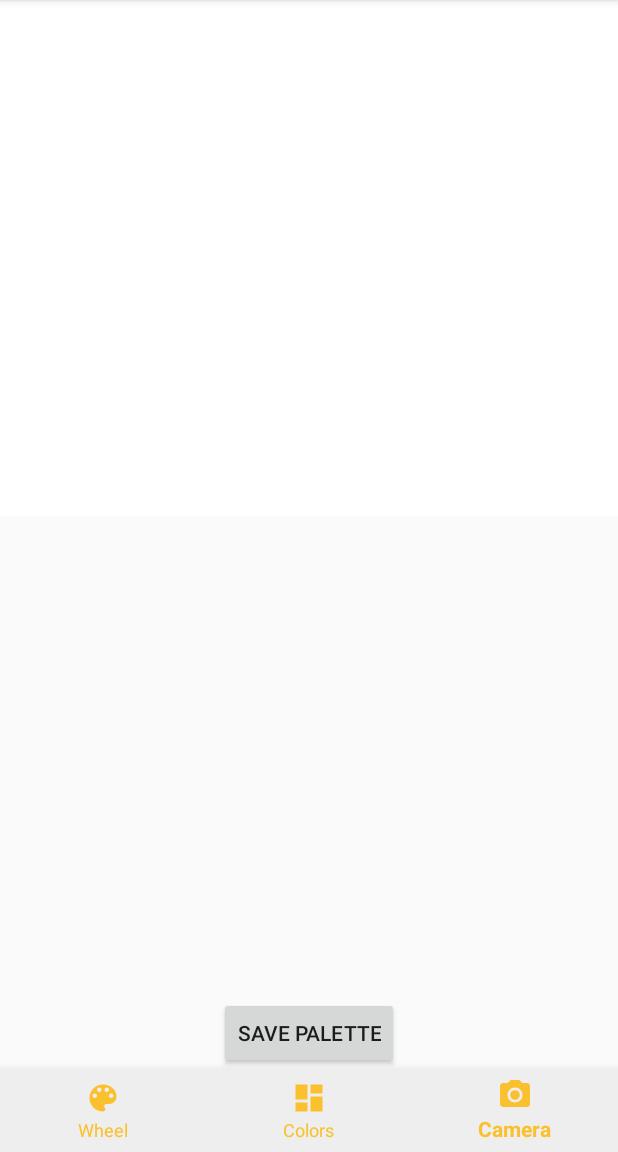
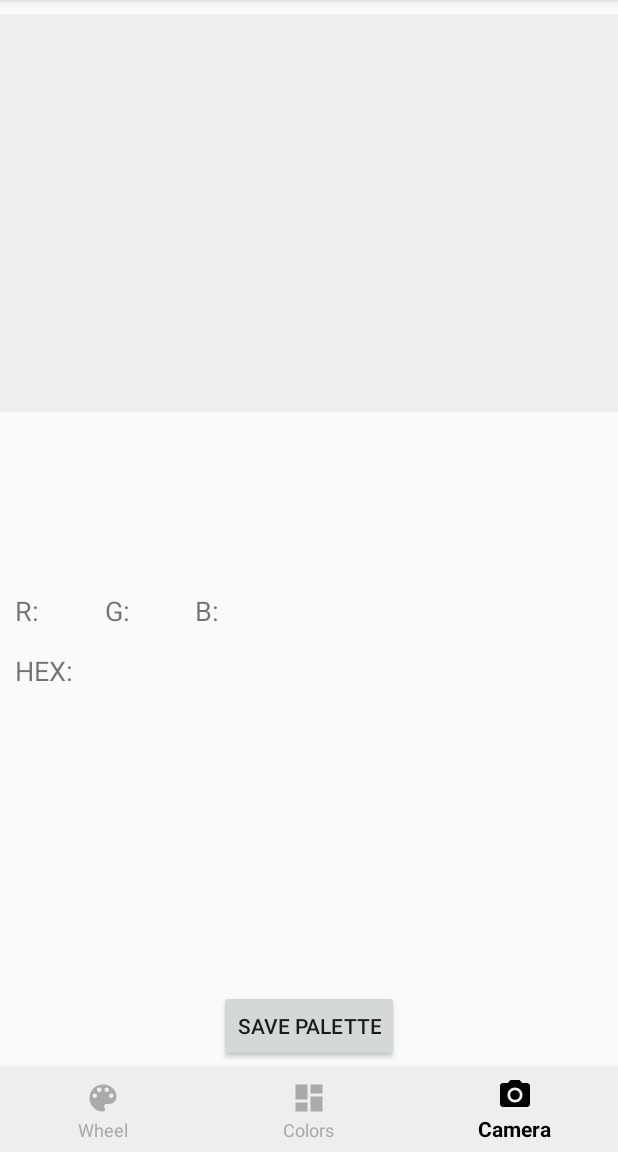
Before and after one commit to VishBK/PrettyColors, an Android app: the screen it shows after launch (MainActivity), item 3 of the bottom bar chosen, on a phone screen of 412 x 824 dp, the part 84-1236 px from its top. Run offline under Robolectric (Android 15) with nearby library versions, the phone set to English and light mode, and no system bars; our stand-ins replace Volley.

Commit message:
ColorViews are Squares, fixed bugs
Colors are now shown as squares with margins in between. Fixed recycler view going behind top bar and bottom bar. Color name now has a shadow for visibility. Fixed bottom bar color

```diff
--- a/app/src/main/java/com/example/vishk/prettycolors/CameraFragment.java
+++ b/app/src/main/java/com/example/vishk/prettycolors/CameraFragment.java
@@ -8,6 +8,7 @@ import android.graphics.Matrix;
 import android.os.Bundle;
 import android.provider.MediaStore;
 import android.support.v4.app.Fragment;
+import android.util.Log;
 import android.view.LayoutInflater;
 import android.view.MotionEvent;
 import android.view.View;
@@ -28,10 +29,9 @@ public class CameraFragment extends Fragment implements View.OnTouchListener {
 
     static final int REQUEST_IMAGE_CAPTURE = 1;
     private ImageView mCameraImage;
-    private TextView mHexResult;
+    private TextView mHexValue, mRValue, mGValue, mBValue;
     private View mColorView1, mColorView2, mColorView3;
     private Bitmap mImageBitmap;
-    private Button saveButton;
     private float[] hsv1, hsv2, hsv3;
     public PaletteItem palette;
 
@@ -44,13 +44,16 @@ public class CameraFragment extends Fragment implements View.OnTouchListener {
     public View onCreateView(LayoutInflater inflater, ViewGroup container,
                              Bundle savedInstanceState) {
         View v = inflater.inflate(R.layout.fragment_camera, container, false);
+
         mCameraImage = v.findViewById(R.id.cameraImage);
-
-        mHexResult = v.findViewById(R.id.hexResult);
+        mRValue = v.findViewById(R.id.rVal);
+        mGValue = v.findViewById(R.id.gVal);
+        mBValue = v.findViewById(R.id.bVal);
+        mHexValue = v.findViewById(R.id.hexVal);
         mColorView1 = v.findViewById(R.id.colorView1);
         mColorView2 = v.findViewById(R.id.colorView2);
         mColorView3 = v.findViewById(R.id.colorView3);
-        saveButton = v.findViewById(R.id.saveColors);
+        Button saveButton = v.findViewById(R.id.saveColors);
 
         mCameraImage.setDrawingCacheEnabled(true);
         mCameraImage.buildDrawingCache(true);
@@ -85,10 +88,15 @@ public class CameraFragment extends Fragment implements View.OnTouchListener {
                     hsv2[0] = (hsv2[0] + 120) % 360;
                     hsv3[0] = (hsv3[0] + 240) % 360;
 
-                    //getting HEX value
-                    String hex = "\nHEX: #" + Integer.toHexString(pixel);
+                    //Getting the hex value
+                    String hex = String.format("%02x%02x%02x", r, g, b);
+                    String displayHex = "HEX: #" + hex;
 
-                    mHexResult.setText("RGB: " + r + ", " + g + ", " + b + hex);
+                    mRValue.setText("R: " + r);
+                    mGValue.setText("G: " + g);
+                    mBValue.setText("B: " + b);
+                    mHexValue.setText(displayHex);
+
                     mColorView1.setBackgroundColor(Color.HSVToColor(hsv1));
                     mColorView2.setBackgroundColor(Color.HSVToColor(hsv2));
                     mColorView3.setBackgroundColor(Color.HSVToColor(hsv3));
--- a/app/src/main/java/com/example/vishk/prettycolors/ColorsFragment.java
+++ b/app/src/main/java/com/example/vishk/prettycolors/ColorsFragment.java
@@ -10,6 +10,7 @@ import android.view.View;
 import android.view.ViewGroup;
 import android.widget.EditText;
 import android.text.TextWatcher;
+import android.widget.TextView;
 
 import java.util.ArrayList;
 import java.util.List;
@@ -22,6 +23,7 @@ public class ColorsFragment extends Fragment {
 
     private RecyclerView recyclerView;
     private RecyclerView.Adapter adapter;
+    private TextView noPaletteText;
     View v;
 
     private static List<PaletteItem> paletteItems;
@@ -44,9 +46,16 @@ public class ColorsFragment extends Fragment {
         adapter = new PaletteListAdapter(paletteItems);
         recyclerView.setAdapter(adapter);
 
+        noPaletteText = v.findViewById(R.id.noPaletteText);
+
+        if (paletteItems.isEmpty()) {
+            noPaletteText.setVisibility(View.VISIBLE);
+        } else {
+            noPaletteText.setVisibility(View.INVISIBLE);
+        }
+
         return v;
     }
-
 
 
     public static void addPalette(PaletteItem paletteItem) {
--- a/app/src/main/java/com/example/vishk/prettycolors/PaletteListAdapter.java
+++ b/app/src/main/java/com/example/vishk/prettycolors/PaletteListAdapter.java
@@ -60,7 +60,6 @@ public class PaletteListAdapter extends RecyclerView.Adapter<PaletteListAdapter.
                 } catch (Exception e) {
                     Log.e("TITLE", "failed!!!!");
                 }
-//
             }
         });
     }
--- a/app/src/main/java/com/example/vishk/prettycolors/WheelFragment.java
+++ b/app/src/main/java/com/example/vishk/prettycolors/WheelFragment.java
@@ -40,7 +40,6 @@ public class WheelFragment extends Fragment implements View.OnTouchListener {
     private EditText mEditR, mEditG, mEditB;
     private View mColorView1, mColorView2, mColorView3;
     private Bitmap bitmap;
-    private Button saveButton;
     private float[] hsv1, hsv2, hsv3;
     public PaletteItem paletteItem;
 
@@ -64,7 +63,7 @@ public class WheelFragment extends Fragment implements View.OnTouchListener {
         mColorView1 = v.findViewById(R.id.colorView1);
         mColorView2 = v.findViewById(R.id.colorView2);
         mColorView3 = v.findViewById(R.id.colorView3);
-        saveButton = v.findViewById(R.id.saveColors);
+        Button saveButton = v.findViewById(R.id.saveColors);
 
         mImageView.setDrawingCacheEnabled(true);
         mImageView.buildDrawingCache(true);
--- /dev/null
+++ b/app/src/main/res/color/bottom_navigation_colors.xml
@@ -0,0 +1,8 @@
+<selector xmlns:android="http://schemas.android.com/apk/res/android">
+    <item
+        android:state_checked="true"
+        android:color="#000" />
+    <item
+        android:state_checked="false"
+        android:color="@android:color/darker_gray" />
+</selector>
--- a/app/src/main/res/layout/activity_main.xml
+++ b/app/src/main/res/layout/activity_main.xml
@@ -9,18 +9,13 @@
 
     <android.support.design.widget.BottomNavigationView
         android:id="@+id/main_nav"
-        android:layout_width="0dp"
+        android:layout_width="match_parent"
         android:layout_height="wrap_content"
-        android:background="?android:attr/windowBackground"
+        app:layout_constraintBottom_toBottomOf="parent"
         app:itemBackground="@color/colorPrimary"
-        app:itemIconTint="@color/colorAccent"
-        app:itemTextColor="@color/colorAccent"
-        app:layout_constraintBottom_toBottomOf="parent"
-        app:layout_constraintLeft_toLeftOf="parent"
-        app:layout_constraintRight_toRightOf="parent"
-        app:menu="@menu/navigation">
-
-    </android.support.design.widget.BottomNavigationView>
+        app:itemIconTint="@color/bottom_navigation_colors"
+        app:itemTextColor="@color/bottom_navigation_colors"
+        app:menu="@menu/navigation" />
 
     <FrameLayout
         android:id="@+id/main_frame"
@@ -39,6 +34,6 @@
         android:background="?attr/colorPrimary"
         android:elevation="4dp"
         android:theme="@style/ThemeOverlay.AppCompat.ActionBar"
-        app:popupTheme="@style/ThemeOverlay.AppCompat.Light"/>
+        app:popupTheme="@style/ThemeOverlay.AppCompat.Light" />
 
 </android.support.constraint.ConstraintLayout>
--- a/app/src/main/res/layout/fragment_camera.xml
+++ b/app/src/main/res/layout/fragment_camera.xml
@@ -9,43 +9,81 @@
     <ImageView
         android:id="@+id/cameraImage"
         android:layout_width="match_parent"
-        android:layout_height="400dp"
+        android:layout_height="265dp"
         android:layout_alignParentStart="true"
-        android:layout_alignParentTop="true"
-        android:layout_alignParentEnd="true"
         android:layout_marginStart="0dp"
-        android:layout_marginTop="0dp"
-        android:layout_marginEnd="0dp"
-        android:src="@android:color/background_light" />
+        android:layout_marginTop="65dp"
+        android:contentDescription="Camera Image"
+        android:src="@color/colorPrimary" />
 
     <View
         android:id="@+id/colorView1"
-        android:layout_width="130dp"
+        android:layout_width="100dp"
         android:layout_height="100dp"
         android:layout_below="@+id/cameraImage"
-        android:layout_alignParentStart="true"
         android:layout_marginStart="0dp"
-        android:layout_marginTop="0dp" />
+        android:layout_marginTop="10dp"
+        android:layout_toStartOf="@id/colorView2" />
 
     <View
         android:id="@+id/colorView2"
-        android:layout_width="150dp"
+        android:layout_width="100dp"
         android:layout_height="100dp"
         android:layout_below="@+id/cameraImage"
-        android:layout_marginStart="0dp"
-        android:layout_marginTop="0dp"
-        android:layout_toEndOf="@id/colorView1" />
+        android:layout_marginStart="25dp"
+        android:layout_marginTop="10dp"
+        android:layout_centerHorizontal="true" />
 
     <View
         android:id="@+id/colorView3"
-        android:layout_width="130dp"
+        android:layout_width="100dp"
         android:layout_height="100dp"
         android:layout_below="@+id/cameraImage"
-        android:layout_alignParentEnd="true"
-        android:layout_marginStart="0dp"
-        android:layout_marginTop="0dp"
-        android:layout_marginEnd="0dp"
+        android:layout_marginStart="25dp"
+        android:layout_marginTop="10dp"
         android:layout_toEndOf="@id/colorView2" />
+
+    <TextView
+        android:id="@+id/rVal"
+        android:layout_width="match_parent"
+        android:layout_height="wrap_content"
+        android:layout_below="@+id/colorView1"
+        android:layout_marginTop="10dp"
+        android:layout_marginStart="10dp"
+        android:text="R:"
+        android:textSize="18sp" />
+
+    <TextView
+        android:id="@+id/gVal"
+        android:layout_width="match_parent"
+        android:layout_height="wrap_content"
+        android:layout_below="@+id/colorView1"
+        android:layout_alignParentStart="true"
+        android:layout_marginTop="10dp"
+        android:layout_marginStart="70dp"
+        android:text="G:"
+        android:textSize="18sp" />
+
+    <TextView
+        android:id="@+id/bVal"
+        android:layout_width="match_parent"
+        android:layout_height="wrap_content"
+        android:layout_below="@+id/colorView1"
+        android:layout_alignParentStart="true"
+        android:layout_marginTop="10dp"
+        android:layout_marginStart="130dp"
+        android:text="B:"
+        android:textSize="18sp" />
+
+    <TextView
+        android:id="@+id/hexVal"
+        android:layout_width="wrap_content"
+        android:layout_height="wrap_content"
+        android:layout_below="@+id/rVal"
+        android:layout_marginTop="15dp"
+        android:layout_marginStart="10dp"
+        android:text="HEX:"
+        android:textSize="18sp" />
 
     <Button
         android:id="@+id/saveColors"
@@ -53,18 +91,7 @@
         android:layout_height="wrap_content"
         android:layout_alignParentBottom="true"
         android:layout_centerHorizontal="true"
-        android:layout_marginBottom="55dp"
+        android:layout_marginBottom="60dp"
         android:text="Save Palette" />
 
-    <TextView
-        android:id="@+id/hexResult"
-        android:layout_width="match_parent"
-        android:layout_height="wrap_content"
-        android:layout_below="@+id/colorView1"
-        android:layout_alignParentStart="true"
-        android:layout_marginStart="0dp"
-        android:layout_marginTop="350dp"
-        android:text="RGB: \nHEX:"
-        android:textColor="#000"
-        android:textSize="18sp" />
 </RelativeLayout>
```
Also changed, not shown: app/src/main/res/layout/fragment_colors.xml (+10 -3 lines), app/src/main/res/layout/fragment_wheel.xml (+16 -18 lines), app/src/main/res/layout/palette_item.xml (+13 -11 lines), app/src/main/res/values/styles.xml (+8 -0 lines).
